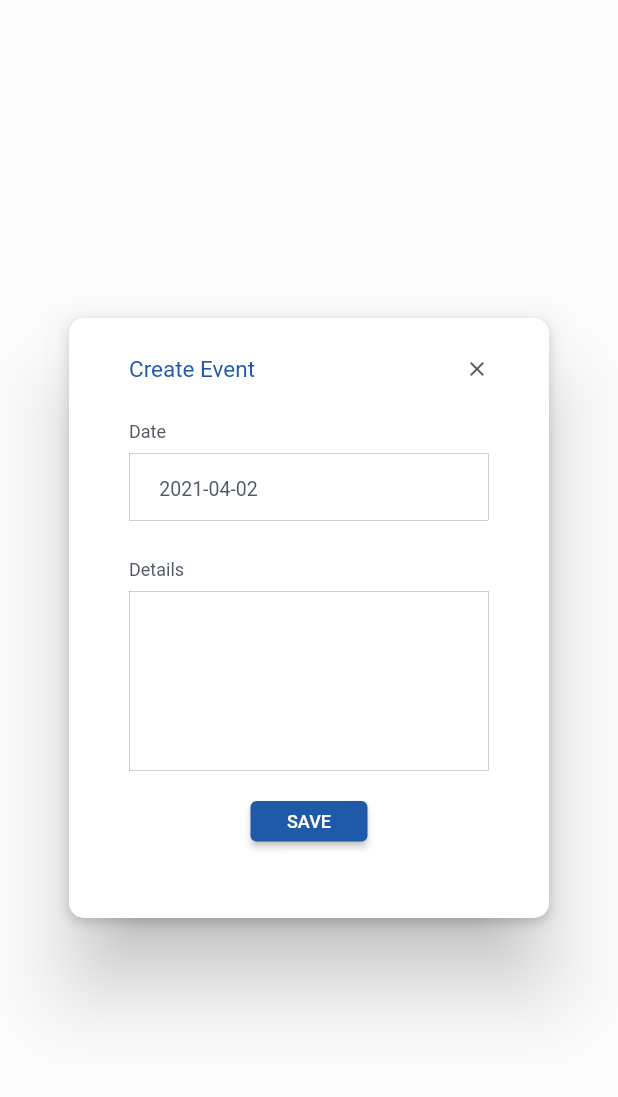
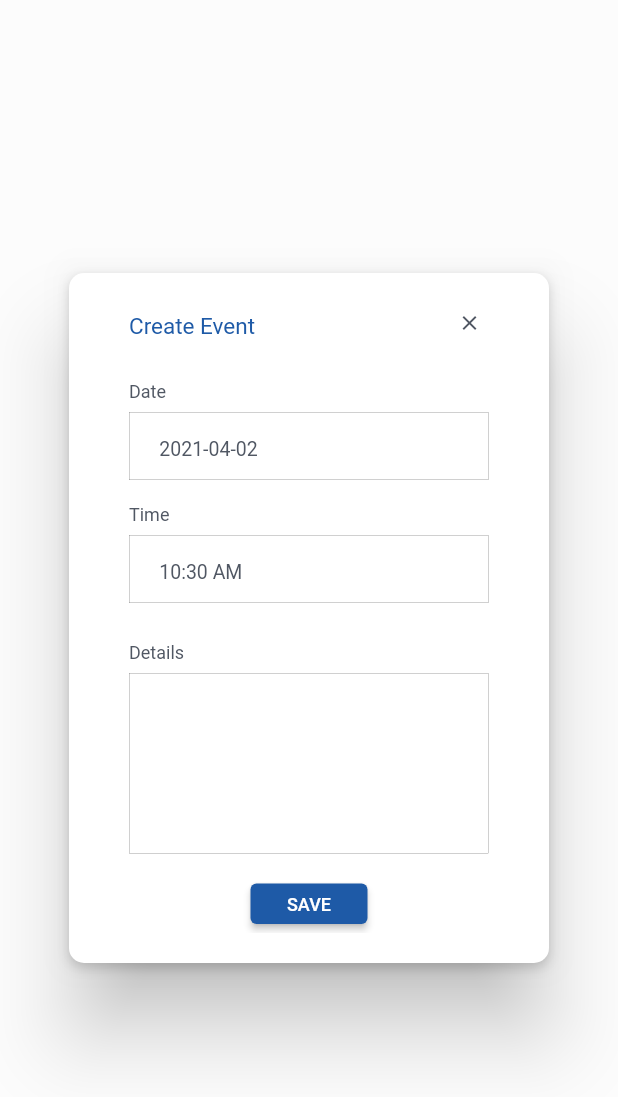
Before and after one commit to tipu0710/studenthub2, a Flutter app: the EventCreationDialog widget shown alone on an empty page, opened directly with empty values, on a phone screen of 412 x 824 dp. Shown: the top 1097 px of the screen. Run offline on Flutter 3.47's test engine with Material 2 defaults, Android fonts, the phone set to English and light mode, and no system bars; drawn by our look-alikes of oktoast; our stand-ins replace cached_network_image, dio, flutter_local_notifications, pin_code_fields, shared_preferences, simple_animations and 3 more; missing offline and left inert: encrypt, qr_code_scanner; accounts and stored records are empty; network calls fail; Roboto replaces fonts that are missing (HelveticaNeue LT 65 Medium, Poppins).

Commit message:
bug fixed

```diff
--- a/lib/global.dart
+++ b/lib/global.dart
@@ -61,17 +61,15 @@ GeneralInstitute get institute => _institute;
 
 enum DateType { date, time, dateTime }
 
-String dateTimeFormatter(String date, {DateType dateType = DateType.dateTime}) {
-  var splitedDateTime = date.split('T');
-  var splitedDate = splitedDateTime.first.split('-');
-  var formattedDate =
-      splitedDate.last + '-' + splitedDate[1] + '-' + splitedDate.first;
+String dateTimeFormatter(String date,
+    {DateType dateType = DateType.dateTime, String splitedFormat = 'T'}) {
+  var splitedDateTime = date.split(splitedFormat);
   var splitedTime = splitedDateTime.last.split(':');
   splitedTime.last = splitedTime.last.split('.').first;
   var formattedTime = '';
   int hour = int.parse(splitedTime.first);
-  String minute = splitedTime[1];
-  String second = splitedTime.last;
+  String minute = splitedTime[1].length==2?splitedTime[1]:'0${splitedTime[1]}';
+  String second = int.parse(splitedTime.last) == 0 ? '' : splitedTime.last;
   var type = "";
   if (hour == 0) {
     formattedTime = "12";
@@ -88,20 +86,30 @@ String dateTimeFormatter(String date, {DateType dateType = DateType.dateTime}) {
     String s = hour.toString();
     formattedTime = s.length == 2 ? s : "0$s";
   }
-  formattedTime = formattedTime + ':' + minute + ':' + second + ' $type';
+  formattedTime = formattedTime +
+      ':' +
+      minute +
+      "${second == '' ? '' : ':'}" +
+      second +
+      ' $type';
 
   switch (dateType) {
     case DateType.dateTime:
-      return formattedDate + ' ' + formattedTime;
+      return _formatDate(splitedDateTime.first) + ' ' + formattedTime;
       break;
     case DateType.time:
       return formattedTime;
       break;
     case DateType.date:
-      return formattedDate;
+      return _formatDate(splitedDateTime.first);
       break;
     default:
       return date;
       break;
   }
 }
+
+String _formatDate(String date) {
+  var splitedDate = date.split('-');
+  return splitedDate.last + '-' + splitedDate[1] + '-' + splitedDate.first;
+}
--- a/lib/ui/auth/register/view/register.dart
+++ b/lib/ui/auth/register/view/register.dart
@@ -215,7 +215,9 @@ class _RegisterState extends State<Register> {
                   ),
                   textAlign: TextAlign.left,
                 ),
-                Row(
+                Container(
+                  width: 216,
+                  child: Row(
                     children: [
                       Container(
                         width: 100,
@@ -268,6 +270,7 @@ class _RegisterState extends State<Register> {
                         ),
                       ),
                     ],
+                  ),
                 )
               ],
             ),
--- a/lib/ui/calendar/view/event_create_dialog.dart
+++ b/lib/ui/calendar/view/event_create_dialog.dart
@@ -1,3 +1,4 @@
+import 'package:flutter/cupertino.dart';
 import 'package:flutter/material.dart';
 import 'package:intl/intl.dart';
 import 'package:studenthub2/global.dart';
@@ -8,7 +9,8 @@ import 'package:studenthub2/ui_helper/ui_helper.dart';
 class EventCreationDialog extends StatefulWidget {
   final DateTime selectedDate;
 
-  const EventCreationDialog({Key key, @required this.selectedDate}) : super(key: key);
+  const EventCreationDialog({Key key, @required this.selectedDate})
+      : super(key: key);
   @override
   _EventCreationDialogState createState() => _EventCreationDialogState();
 }
@@ -16,15 +18,21 @@ class EventCreationDialog extends StatefulWidget {
 class _EventCreationDialogState extends State<EventCreationDialog> {
   TextEditingController detailsController = new TextEditingController();
   TextEditingController dateController;
+  TextEditingController timeController;
 
   double margin = 20;
   DateTime selectedDate;
+  TimeOfDay selectedTime = TimeOfDay.now();
 
   @override
   void initState() {
     selectedDate = widget.selectedDate;
     dateController = TextEditingController(
         text: DateFormat("yyyy-MM-dd").format(selectedDate));
+    timeController = TextEditingController(
+        text: dateTimeFormatter(
+            "${selectedTime.hour}:${selectedTime.minute}:00",
+            dateType: DateType.time));
     super.initState();
   }
 
@@ -34,7 +42,7 @@ class _EventCreationDialogState extends State<EventCreationDialog> {
       backgroundColor: Colors.transparent,
       child: Container(
           width: 320.0,
-          height: 400,
+          height: 460,
           padding: EdgeInsets.only(
               left: margin * 2, right: margin * 2, top: margin, bottom: margin),
           decoration: BoxDecoration(
@@ -72,7 +80,7 @@ class _EventCreationDialogState extends State<EventCreationDialog> {
                     GestureDetector(
                       onTap: () => Navigator.pop(context),
                       child: Container(
-                        margin: EdgeInsets.only(top: 5),
+                        padding: EdgeInsets.all(5),
                         child: Icon(
                           Icons.close,
                           size: 16,
@@ -107,6 +115,55 @@ class _EventCreationDialogState extends State<EventCreationDialog> {
                       controller: dateController,
                       readOnly: true,
                       onTap: _selectDate,
+                      keyboardType: TextInputType.text,
+                      style: TextStyle(
+                        fontSize: 13,
+                        color: const Color(0xff505763),
+                      ),
+                      decoration: InputDecoration(
+                        contentPadding: EdgeInsets.only(
+                            left: 20, right: 20, bottom: 0, top: 0),
+                        border: InputBorder.none,
+                        focusedBorder: InputBorder.none,
+                        enabledBorder: InputBorder.none,
+                        errorBorder: InputBorder.none,
+                        disabledBorder: InputBorder.none,
+                      ),
+                      validator: (text) {
+                        if (text == null || text.isEmpty) {
+                          return "";
+                        } else {
+                          return null;
+                        }
+                      },
+                    ),
+                  ),
+                ),
+                Container(
+                  margin: EdgeInsets.only(top: margin - 10),
+                  child: Text(
+                    'Time',
+                    style: TextStyle(
+                      fontFamily: 'HelveticaNeue LT 65 Medium',
+                      fontSize: 12,
+                      color: const Color(0xff505763),
+                      height: 1.83,
+                    ),
+                    textAlign: TextAlign.left,
+                  ),
+                ),
+                Container(
+                  height: 45,
+                  margin: EdgeInsets.only(top: 5),
+                  decoration: BoxDecoration(
+                    border:
+                        Border.all(width: 0.2, color: const Color(0xff606060)),
+                  ),
+                  child: Center(
+                    child: TextFormField(
+                      controller: timeController,
+                      readOnly: true,
+                      onTap: _selectTime,
                       keyboardType: TextInputType.text,
                       style: TextStyle(
                         fontSize: 13,
@@ -184,8 +241,8 @@ class _EventCreationDialogState extends State<EventCreationDialog> {
                     anim: true,
                     title: "SAVE",
                     onPressed: () async {
-                      EventModel event = await EventController()
-                          .createEvent(selectedDate, detailsController.text);
+                      EventModel event = await EventController().createEvent(
+                          selectedDate, selectedTime, detailsController.text);
                       Navigator.pop(context, event);
                     },
                     height: 27,
@@ -214,4 +271,21 @@ class _EventCreationDialogState extends State<EventCreationDialog> {
       });
     }
   }
+
+  Future<Null> _selectTime() async {
+    final TimeOfDay picked = await showTimePicker(
+      context: context,
+      initialTime: selectedTime,
+    );
+
+    if (picked != null && picked != selectedTime) {
+      print('Time selected: ${selectedTime.toString()}');
+      setState(() {
+        selectedTime = picked;
+        timeController.text = dateTimeFormatter(
+            "${selectedTime.hour}:${selectedTime.minute}:00",
+            dateType: DateType.time);
+      });
+    }
+  }
 }
--- a/lib/ui/home/view/home.dart
+++ b/lib/ui/home/view/home.dart
@@ -284,7 +284,6 @@ class _HomeState extends State<Home> {
   }
 
   Widget eventCard(String title, String image, int position, bool loading) {
-    print(image);
     return ShimmerLoading(
       isLoading: loading,
       child: Container(
@@ -354,7 +353,6 @@ class _HomeState extends State<Home> {
 
   Widget announcementCard(String title, String description, String image,
       int position, bool loading) {
-    print(image);
     return ShimmerLoading(
       isLoading: loading,
       child: Container(
```
Also changed, not shown: lib/ui/calendar/controller/calendar_controller.dart (+36 -4 lines), 1 other file. Lines whose indentation alone changed are shown as unchanged.
